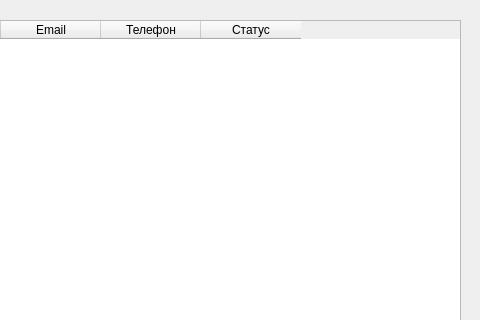
Qt form StartWindow.ui (max-marshalov/ZMC_Final_Task2) before a commit; both pictures show x 320 to 800 and y 0 to 320 of the 800 by 601 pixel window.
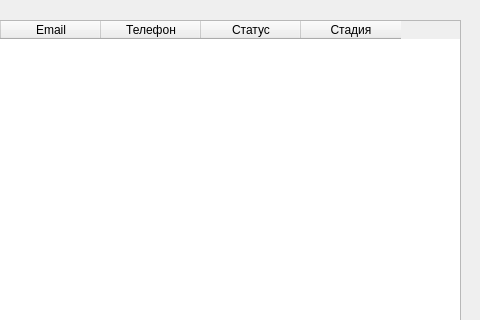
The same form after that commit.

Patch:
```diff
--- a/StartWindow.ui
+++ b/StartWindow.ui
@@ -56,6 +56,11 @@
       <string>Статус</string>
      </property>
     </column>
+    <column>
+     <property name="text">
+      <string>Стадия</string>
+     </property>
+    </column>
    </widget>
    <widget class="QPushButton" name="btn_go_to_tables">
     <property name="geometry">
```
